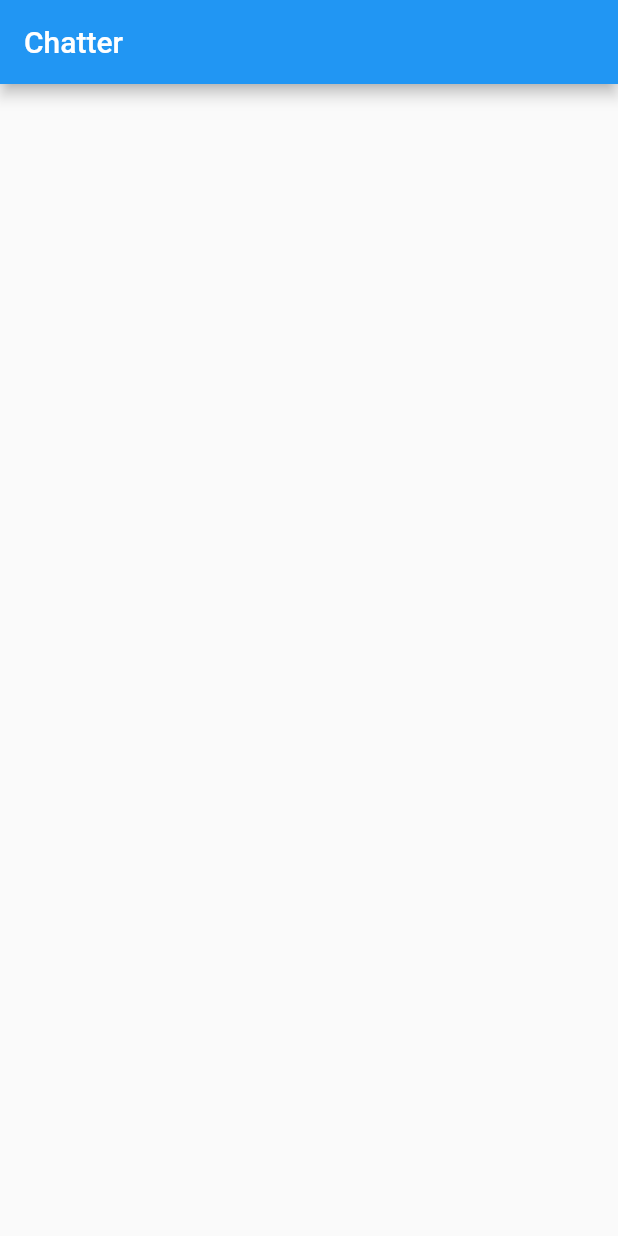
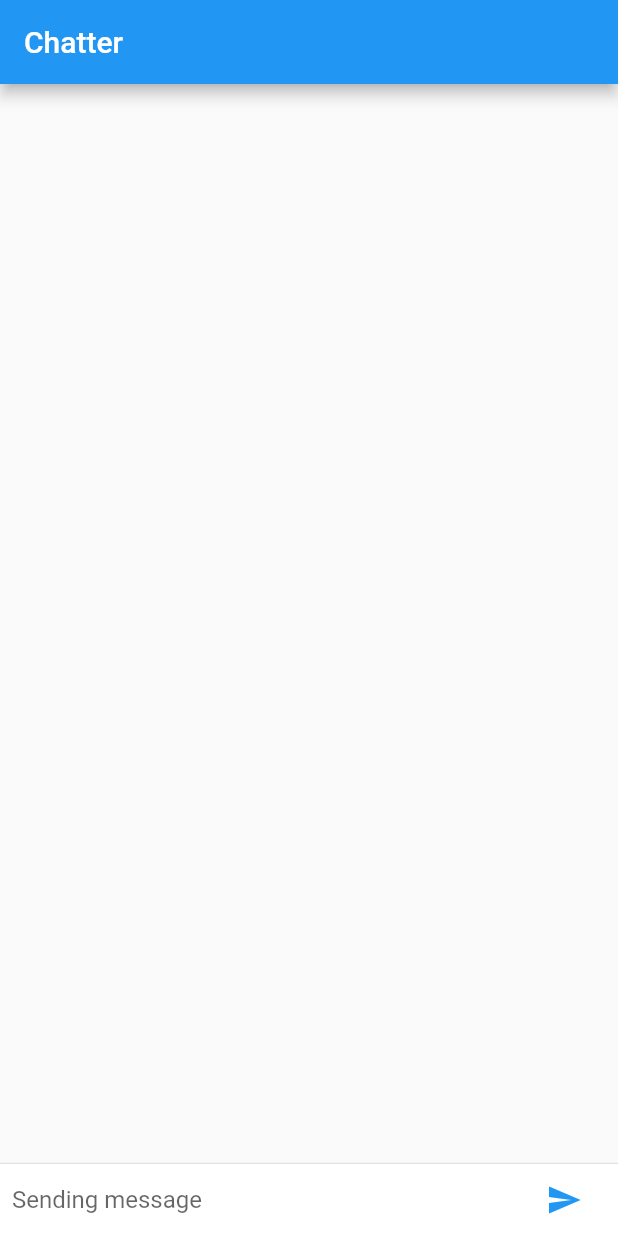
Before and after one commit to brianplayground/chatter, a Flutter app: the screen it shows after launch, on a phone screen of 412 x 824 dp. Run offline on Flutter 3.47's test engine with Material 2 defaults, Android fonts, the phone set to English and light mode, and no system bars.

Commit message:
Chat functions

```diff
--- a/lib/main.dart
+++ b/lib/main.dart
@@ -1,16 +1,138 @@
 import 'package:flutter/material.dart';
 
-void main() =>  runApp(MyApp());
+const String _name = "Brian Phiri";
+void main() => runApp(MyApp());
 
 class MyApp extends StatelessWidget {
   @override
   Widget build(BuildContext context) {
-    return MaterialApp(
-      home: Scaffold(
-        appBar: AppBar(
-          title: Text('Chatter'),
+    return MaterialApp(home: ChatScreen());
+  }
+}
+
+class ChatScreen extends StatefulWidget {
+  @override
+  _ChatScreenState createState() => _ChatScreenState();
+}
+
+class _ChatScreenState extends State<ChatScreen> with TickerProviderStateMixin {
+  final List<ChatMessage> _messages = <ChatMessage>[];
+  final TextEditingController _textEditingController = TextEditingController();
+  Widget _buildTextComposer() {
+    return IconTheme(
+      data: IconThemeData(color: Theme.of(context).accentColor),
+      child: Container(
+        margin: const EdgeInsets.symmetric(
+          horizontal: 8.0
+        ),
+        child: Row(
+          children: <Widget>[
+            Flexible(
+              child: TextField(
+                controller: _textEditingController,
+                onSubmitted: _handleSubmitted,
+                decoration: InputDecoration.collapsed(
+                  hintText: 'Sending message'
+                ),
+              ),
+            ),
+            Container(
+              margin: EdgeInsets.symmetric(horizontal: 4.0),
+              child: IconButton(
+                icon: Icon(Icons.send),
+                onPressed: () => _handleSubmitted(_textEditingController.text),
+              ),
+            )
+          ],
         )
       ),
     );
   }
+
+  @override
+  void dispose() async {
+    for(ChatMessage message in _messages) {
+      message.animationController.dispose();
+    }
+    super.dispose();
+  }
+  @override
+  Widget build(BuildContext context) {
+    return Scaffold(
+      appBar: AppBar(
+        title: Text('Chatter'),
+      ),
+      body: Column(
+        children: <Widget>[
+          Flexible(
+            child: ListView.builder(
+              padding: EdgeInsets.all(8.0),
+              reverse: true,
+              itemBuilder: (_, int index) => _messages[index],
+              itemCount: _messages.length,
+            ),
+          ),
+          Divider(height: 1.0,),
+          Container(
+            decoration: BoxDecoration(
+              color: Theme.of(context).cardColor
+            ),
+            child: _buildTextComposer(),
+          )
+        ],
+      ),
+    );
+  }
+
+  void _handleSubmitted(String string) {
+    _textEditingController.clear();
+    ChatMessage message = ChatMessage(
+      text: string,
+      animationController: AnimationController(
+        duration: Duration(milliseconds: 500),
+        vsync: this,
+      ),
+    );
+    setState(() {
+      _messages.insert(0, message);
+    });
+    message.animationController.forward();
+  }
 }
+
+// Display chat messages
+class ChatMessage extends StatelessWidget {
+  ChatMessage({this.text, this.animationController});
+  final String text;
+  final AnimationController animationController;
+  @override
+  Widget build(BuildContext context) {
+    return new SizeTransition(
+    sizeFactor: new CurvedAnimation(
+        parent: animationController, curve: Curves.easeOut),
+    axisAlignment: 0.0,
+    child: new Container(
+      margin: const EdgeInsets.symmetric(vertical: 10.0),
+      child: new Row(
+          crossAxisAlignment: CrossAxisAlignment.start,
+          children: <Widget>[
+            new Container(
+              margin: const EdgeInsets.only(right: 16.0),
+              child: new CircleAvatar(child: new Text(_name[0])),
+            ),
+            new Column(
+              crossAxisAlignment: CrossAxisAlignment.start,
+              children: <Widget>[
+                new Text(_name, style: Theme.of(context).textTheme.subhead),
+                new Container(
+                  margin: const EdgeInsets.only(top: 5.0),
+                  child: new Text(text),
+                ),
+              ],
+            ),
+          ],
+        ),
+      )
+    );
+  }
+}
```
